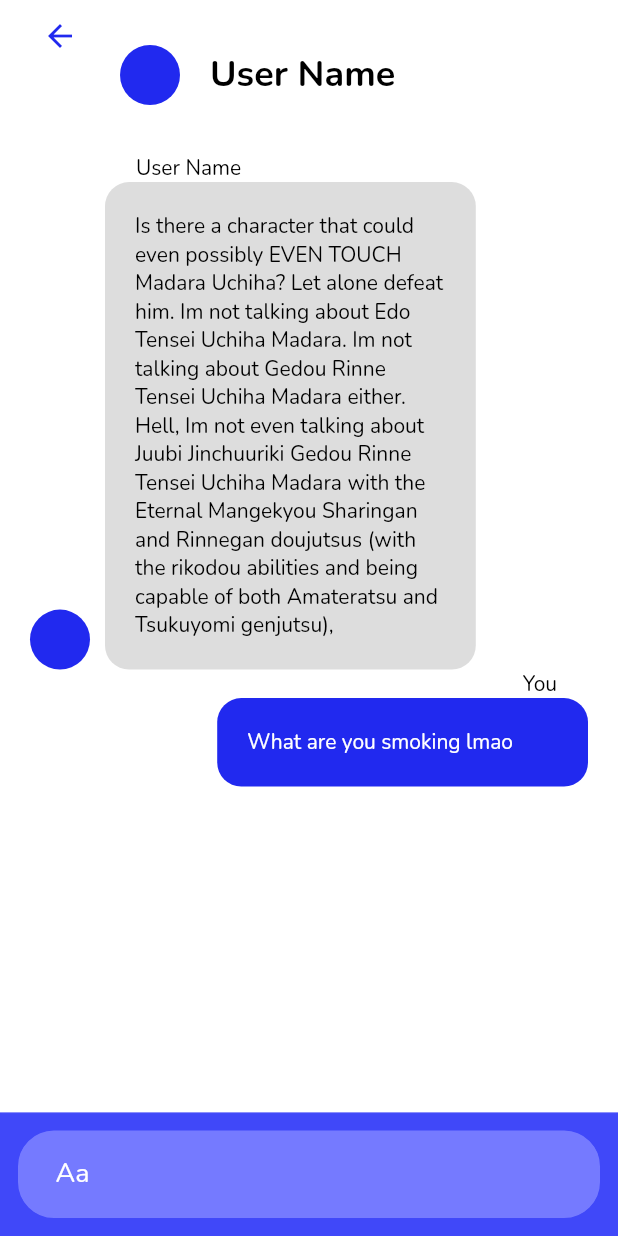
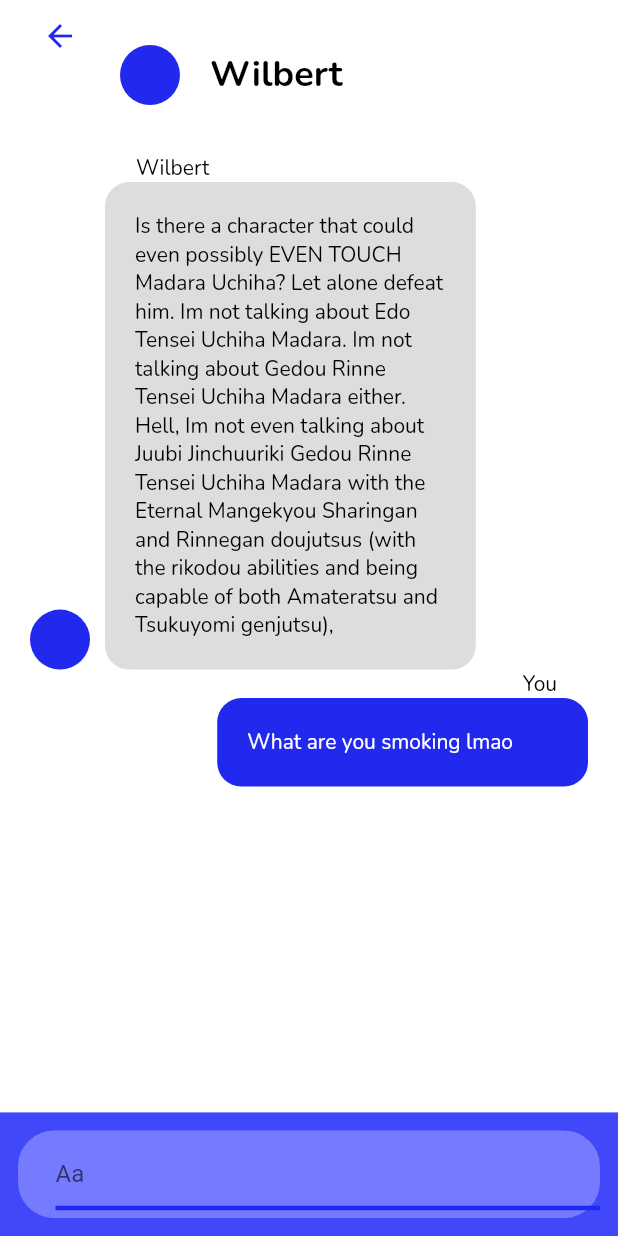
Before and after one commit to lhancewong/CSCI42-One-Big-Car, a Flutter app: the ChatPage screen opened by its route, on a phone screen of 412 x 824 dp. Run offline on Flutter 3.47's test engine with Material 2 defaults, Android fonts, the phone set to English and light mode, and no system bars; our stand-ins replace date_field, firebase_auth, firebase_core; missing offline and left inert: firebase_ui_auth; accounts and stored records are empty.

Commit message:
Modified chat navigation

```diff
--- a/lib/main.dart
+++ b/lib/main.dart
@@ -39,7 +39,7 @@ class MyApp extends StatelessWidget {
       theme: ThemeData(
         primarySwatch: Colors.blue,
       ),
-      initialRoute: '/ChatPage',
+      initialRoute: '/',
       routes: {
         '/': (context) => const Landing(),
         '/Homepage': (context) => const UserHomepage(),
--- a/lib/pages/chat_page.dart
+++ b/lib/pages/chat_page.dart
@@ -12,6 +12,7 @@ class ChatPage extends StatefulWidget {
 
 class _ChatPageState extends State<ChatPage> {
   final FirebaseAuth auth = FirebaseAuth.instance;
+  TextEditingController textController = TextEditingController();
 
   String getData() {
     final User user = auth.currentUser!;
@@ -22,6 +23,8 @@ class _ChatPageState extends State<ChatPage> {
   Widget build(BuildContext context) {
     double screenHeight = MediaQuery.of(context).size.height;
     double screenWidth = MediaQuery.of(context).size.width;
+
+    String username = "Wilbert";
 
     return Scaffold(
       backgroundColor: Color.fromARGB(255, 255, 255, 255),
@@ -47,8 +50,8 @@ class _ChatPageState extends State<ChatPage> {
                 ),
                 Container(
                     margin: const EdgeInsets.only(left: 20),
-                    child: const Text(
-                      "User Name",
+                    child: Text(
+                      username,
                       style: const TextStyle(
                         fontWeight: FontWeight.w600,
                         fontSize: 24,
@@ -90,8 +93,8 @@ class _ChatPageState extends State<ChatPage> {
                               Container(
                                 margin: const EdgeInsets.only(left: 10),
                                 width: screenWidth * 0.50,
-                                child: const Text(
-                                  "User Name",
+                                child: Text(
+                                  username,
                                   style: const TextStyle(
                                     fontWeight: FontWeight.w300,
                                     fontSize: 14,
@@ -200,16 +203,21 @@ class _ChatPageState extends State<ChatPage> {
                   ),
                   child: Align(
                       alignment: Alignment.centerLeft,
-                      child: const Text(
-                        "Aa",
-                        style: const TextStyle(
-                          fontWeight: FontWeight.w300,
-                          fontSize: 18,
-                          fontFamily: 'Nunito',
-                          color: Color.fromARGB(255, 255, 255, 255),
+                      child: TextField(
+                        keyboardType: TextInputType.multiline,
+                        controller: textController,
+                        style: const TextStyle(fontSize:16),
+                        decoration: const InputDecoration(
+                          hintText: 'Aa',
+                          enabledBorder: UnderlineInputBorder(
+                            borderSide: BorderSide(
+                            color: Color.fromRGBO(33, 41, 239, 1),
+                            width: 3.0,
+                            ),
+                          ),
                         ),
-                        textAlign: TextAlign.left,
-                      )),
+                      ),
+                  ),
                 )),
           )
         ],
--- a/lib/pages/landing_page.dart
+++ b/lib/pages/landing_page.dart
@@ -55,7 +55,7 @@ class _LandingState extends State<Landing> {
                     color: Color.fromRGBO(33, 41, 239, 1),
                   ),
                 ),
-                const SizedBox(height: 70),
+                const SizedBox(height: 50),
                 const Text(
                   "ONE BIG CAR",
                   textAlign: TextAlign.right,
@@ -70,7 +70,6 @@ class _LandingState extends State<Landing> {
                 const Image(
                     image: AssetImage('assets/car.png'),
                 ),
-                const SizedBox(height: 5),
                 Consumer<ApplicationState>(
                   builder: (context, appState, _) => AuthFunc(
                     loggedIn: appState.loggedIn,
--- a/lib/pages/single_booking.dart
+++ b/lib/pages/single_booking.dart
@@ -164,7 +164,7 @@ class _SingleBookingState extends State<SingleBooking> {
           ),
           // BackButton
           Container(
-            margin: const EdgeInsets.all(10),
+            margin: const EdgeInsets.all(30),
             child: const Align(
               alignment: Alignment.topLeft,
               child: BackButton(color: Colors.white),
```
Also changed, not shown: lib/pages/chat_selection.dart (+24 -4 lines), lib/pages/user_homepage.dart (+8 -6 lines).
